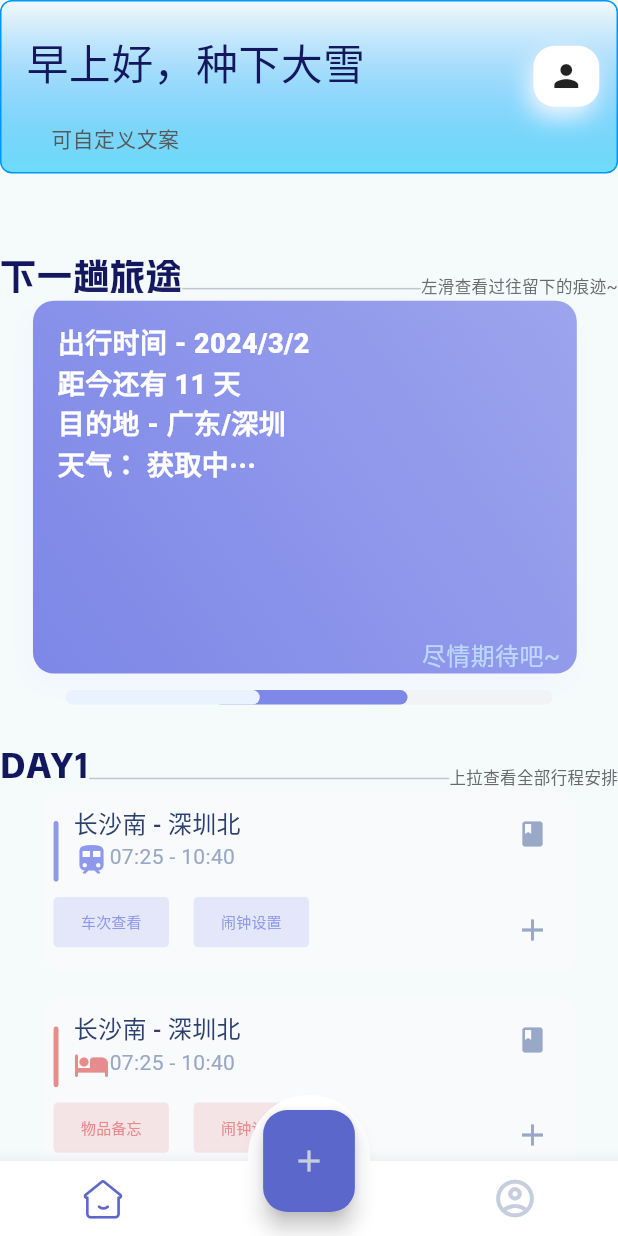
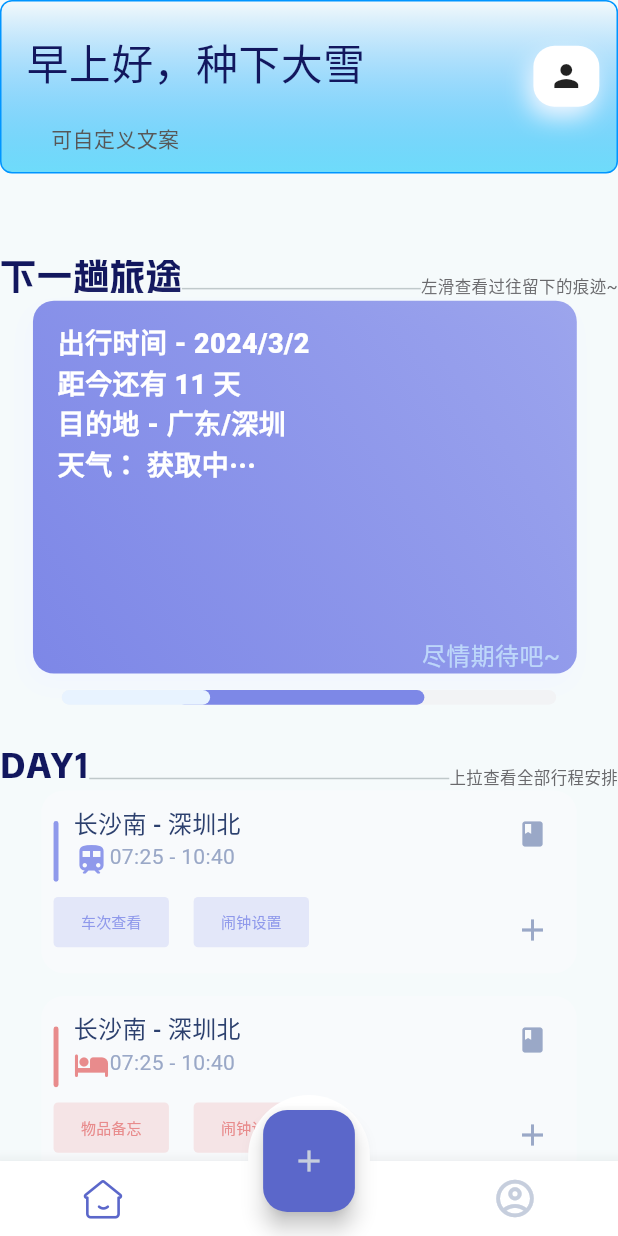
Before and after one commit to plantSnow/Pirt, a Flutter app: the screen it shows after launch, on a phone screen of 412 x 824 dp. Run offline on Flutter 3.47's test engine with Material 3 defaults, Android fonts, the phone set to English and light mode, and no system bars; Roboto replaces fonts that are missing (YuYang).

Commit message:
开始UserPage

```diff
--- a/lib/pages/home_page.dart
+++ b/lib/pages/home_page.dart
@@ -5,7 +5,8 @@ import '../widgets/HomePage/text_show.dart';
 import '../widgets/HomePage/plan_detail.dart';
 
 class HomePage extends StatelessWidget {
-  final String info;
+  // TODO: 不一定会是 String 类型, 日后再改
+  final String info; //TODO: 后端传入参数, 接入数据库调取信息(？)
   const HomePage({super.key, required this.info});
 
   @override
@@ -20,6 +21,7 @@ class HomePage extends StatelessWidget {
       child: ListView(
         children: [
           const TopBar(
+            // TODO: 后端传入数据, 与时间有关
             greetingText: "早上好，种下大雪",
             userChangableText: "可自定义文案",
           ),
@@ -27,23 +29,12 @@ class HomePage extends StatelessWidget {
             height: (50/812)*screenHeight,),
           const TextShow(boldText: '下一趟旅途', text: '左滑查看过往留下的痕迹~'),
           InfoDisplay(info: info,),
-          const TextShow(boldText: 'DAY1', text: '上拉查看全部行程安排'),
-          // SizedBox(
-            // width: screenWidth,
-            // height:(250/812)*screenHeight,
-            // child: ListView(
-              // children: const [
-                // ListTile(
-                   const PlanDetails(titleByUser: '长沙南 - 深圳北', timeByUser: '07:25 - 10:40', displayType:  0,),
-                   const PlanDetails(titleByUser: '长沙南 - 深圳北', timeByUser: '07:25 - 10:40', displayType: 1,),
-                   const PlanDetails(titleByUser: '长沙南 - 深圳北', timeByUser: '07:25 - 10:40', displayType: 2,),
-                   const PlanDetails(titleByUser: '长沙南 - 深圳北', timeByUser: '07:25 - 10:40', displayType: 0,),
-                   const PlanDetails(titleByUser: '长沙南 - 深圳北', timeByUser: '07:25 - 10:40', displayType: 2,),
-                  // trailing: Icon(MyIcons.details, color: Colors.black,),
-                // ),
-              // ],
-            // )
-          // )
+          const TextShow(boldText: 'DAY1', text: '上拉查看全部行程安排'), // DAY${}
+          const PlanDetails(titleByUser: '长沙南 - 深圳北', timeByUser: '07:25 - 10:40', displayType:  0,),
+          const PlanDetails(titleByUser: '长沙南 - 深圳北', timeByUser: '07:25 - 10:40', displayType: 1,),
+          const PlanDetails(titleByUser: '长沙南 - 深圳北', timeByUser: '07:25 - 10:40', displayType: 2,),
+          const PlanDetails(titleByUser: '长沙南 - 深圳北', timeByUser: '07:25 - 10:40', displayType: 0,),
+          const PlanDetails(titleByUser: '长沙南 - 深圳北', timeByUser: '07:25 - 10:40', displayType: 2,),
         ]
       )
     );
--- a/lib/pages/user_page.dart
+++ b/lib/pages/user_page.dart
@@ -1,4 +1,5 @@
 import 'package:flutter/material.dart';
+import '../widgets/UserPage/setting_button.dart';
 
 class User extends StatelessWidget {
   const User({super.key});
@@ -12,7 +13,9 @@ class User extends StatelessWidget {
                 'assets/images/pirt_logo.png',
                 fit: BoxFit.cover,
               ),
-            )
+            ),
+            const SizedBox(height: 30,),
+            const SettingBtn(),
         //   GridView(
         //     gridDelegate:
         //   ),
--- a/lib/widgets/HomePage/info_display.dart
+++ b/lib/widgets/HomePage/info_display.dart
@@ -1,6 +1,6 @@
 import 'package:flutter/material.dart';
 
-// TODO: 稀烂的, 功能完全没做出来, 这只是个图形
+// TODO: 稀烂的, 功能完全没做出来, 这只是个图形, 这根条不太能做啊
 class InfoArrow extends StatefulWidget {
   const InfoArrow({super.key});
 
@@ -11,17 +11,19 @@ class InfoArrow extends StatefulWidget {
 class _InfoArrowState extends State<InfoArrow> {
   @override
   Widget build(BuildContext context) {
+    double screenHeight = MediaQuery.of(context).size.height;
+    double screenWidth = MediaQuery.of(context).size.width;
     return SizedBox(
-    width: 324.54,
-    height: 9.67,
+      width: (300/375)*screenWidth,
+      height: (9.67/812)*screenHeight,
       child: Stack(
-        children:[
+        children: [
           Positioned.fill(
             child: Align(
               alignment: Alignment.topRight,
               child: Container(
-                        width: 129.43,
-                        height: 9.67,
+                width: (300/375)*screenWidth,
+                height: (9.67/812)*screenHeight,
                 decoration: BoxDecoration(
                   borderRadius: BorderRadius.circular(8),
                   color: const Color(0xfff2f3f5),
@@ -30,11 +32,11 @@ class _InfoArrowState extends State<InfoArrow> {
             ),
           ),
           Positioned(
-                left: 98.52,
+            left: (70/375)*screenWidth,
             top: 0,
             child: Container(
-                    width: 129.43,
-                    height: 9.67,
+              width: (150/375)*screenWidth,
+              height: (9.67/812)*screenHeight,
               decoration: BoxDecoration(
                 borderRadius: BorderRadius.circular(8),
                 color: const Color(0xff7d88e7),
@@ -45,8 +47,8 @@ class _InfoArrowState extends State<InfoArrow> {
             child: Align(
               alignment: Alignment.topLeft,
               child: Container(
-                        width: 129.43,
-                        height: 9.67,
+                width: (90/375)*screenWidth,
+                height: (9.67/812)*screenHeight,
                 decoration: BoxDecoration(
                   borderRadius: BorderRadius.circular(8),
                   color: const Color(0xffe8f3ff),
```
Also changed, not shown: lib/widgets/UserPage/setting_button.dart (added, +32 -0 lines), pubspec.lock, 12 other files. Lines whose indentation alone changed are shown as unchanged.
